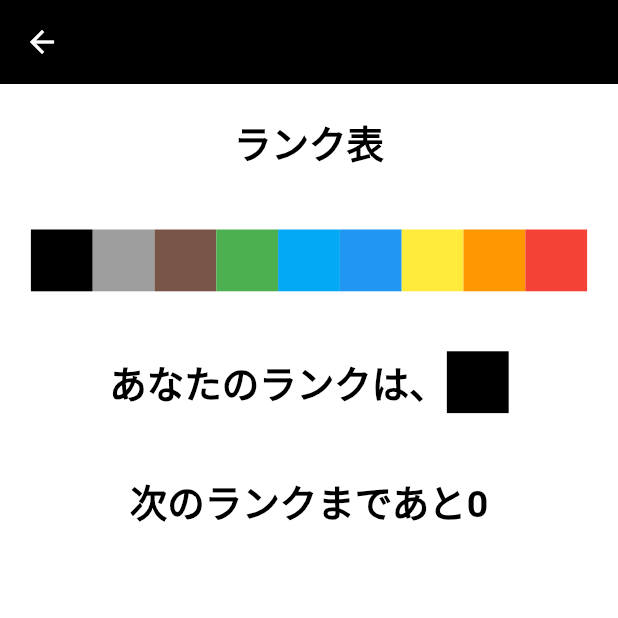
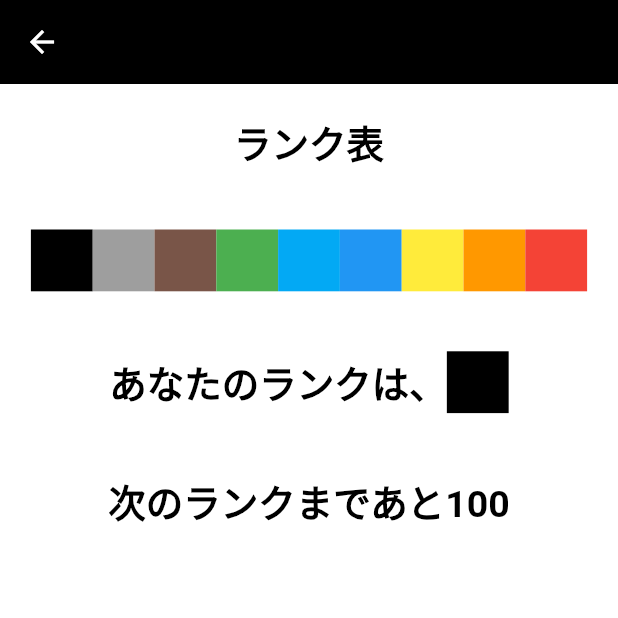
Before and after one commit to iseruuuuu/developer_count_up_app, a Flutter app: the screen it shows after launch, after a tap on the "question mark" icon, on a phone screen of 412 x 824 dp, the top half of it. Run offline on Flutter 3.47's test engine with Material 2 defaults, Android fonts, the light colour scheme and no system bars; our stand-ins replace shared_preferences; missing offline and left inert: enum_to_string.

Commit message:
add1.0: ランクの計算をする

```diff
--- /dev/null
+++ b/lib/extension/check_rank.dart
@@ -0,0 +1,33 @@
+import 'package:flutter/material.dart';
+
+extension CheckRank on BuildContext {
+  String checkRank(int counter) {
+    if (counter >= 100 && counter <= 500) {
+      return '次のランクまであと${500 - counter}';
+    }
+    if (counter >= 500 && counter <= 1000) {
+      return '次のランクまであと${1000 - counter}';
+    }
+    if (counter >= 1000 && counter <= 1500) {
+      return '次のランクまであと${1500 - counter}';
+    }
+    if (counter >= 1500 && counter <= 2000) {
+      return '次のランクまであと${2000 - counter}';
+    }
+    if (counter >= 2000 && counter <= 2500) {
+      return '次のランクまであと${2500 - counter}';
+    }
+    if (counter >= 2500 && counter <= 3000) {
+      return '次のランクまであと${3000 - counter}';
+    }
+    if (counter >= 3000 && counter <= 3500) {
+      return '次のランクまであと${3500 - counter}';
+    }
+    if (counter >= 4000) {
+      return '次のランクまであと${4000 - counter}';
+    } else {
+      return '次のランクまであと${100 - counter}';
+    }
+    return '';
+  }
+}
--- a/lib/screen/rank_screen.dart
+++ b/lib/screen/rank_screen.dart
@@ -1,6 +1,7 @@
 import 'package:developer_count_up_app/component/color_container.dart';
 import 'package:developer_count_up_app/constants/color_constant.dart';
 import 'package:developer_count_up_app/constants/style_constant.dart';
+import 'package:developer_count_up_app/extension/check_rank.dart';
 import 'package:flutter/material.dart';
 
 class RankScreen extends StatelessWidget {
@@ -61,8 +62,7 @@ class RankScreen extends StatelessWidget {
           Padding(
             padding: const EdgeInsets.symmetric(vertical: 20),
             child: Text(
-              //TODO ランクの計算をする
-              '次のランクまであと${counter - 0}',
+              context.checkRank(counter),
               style: StyleConstant.rankLabel,
             ),
           ),
```
